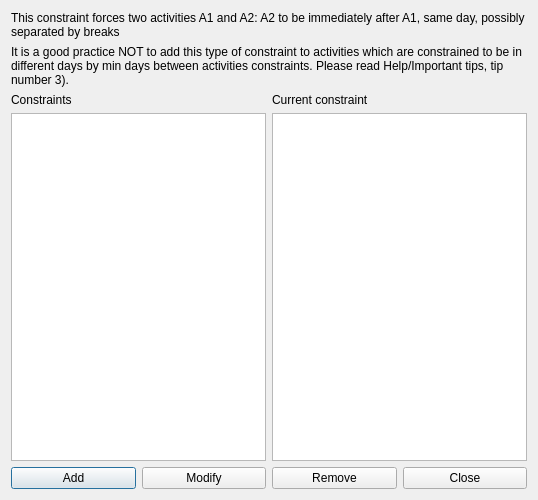
This is src/interface/constrainttwoactivitiesconsecutiveform_template.ui in karandit/fet as Qt 5 draws it before an edit. The edited form follows.
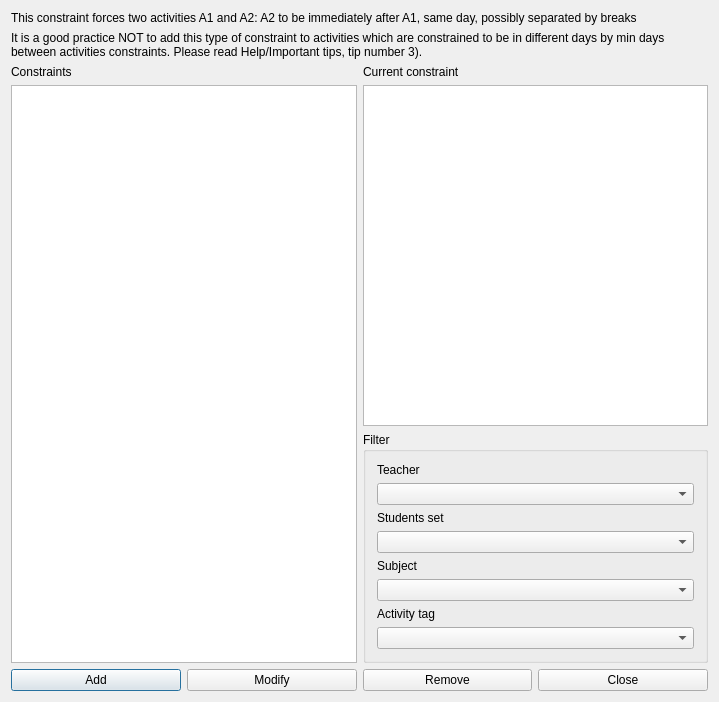
This is the edited form.

```diff
--- a/src/interface/constrainttwoactivitiesconsecutiveform_template.ui
+++ b/src/interface/constrainttwoactivitiesconsecutiveform_template.ui
@@ -6,14 +6,14 @@
    <rect>
     <x>0</x>
     <y>0</y>
-    <width>538</width>
-    <height>500</height>
+    <width>719</width>
+    <height>702</height>
    </rect>
   </property>
   <property name="windowTitle">
    <string extracomment="This is the title of the dialog in which you see the list of all constraints of this type">Constraints two activies consecutive</string>
   </property>
-  <layout class="QGridLayout" name="gridLayout">
+  <layout class="QGridLayout" name="gridLayout_2">
    <item row="0" column="0" colspan="2">
     <widget class="QLabel" name="textLabel1">
      <property name="sizePolicy">
@@ -84,6 +84,67 @@
      <item>
       <widget class="QPlainTextEdit" name="currentConstraintTextEdit"/>
      </item>
+     <item>
+      <widget class="QGroupBox" name="filterGroupBox_2">
+       <property name="title">
+        <string>Filter</string>
+       </property>
+       <layout class="QGridLayout" name="gridLayout">
+        <item row="0" column="0">
+         <widget class="QLabel" name="teachersTextLabel">
+          <property name="text">
+           <string>Teacher</string>
+          </property>
+          <property name="wordWrap">
+           <bool>false</bool>
+          </property>
+         </widget>
+        </item>
+        <item row="1" column="0">
+         <widget class="QComboBox" name="teachersComboBox"/>
+        </item>
+        <item row="2" column="0">
+         <widget class="QLabel" name="studentsTextLabel">
+          <property name="text">
+           <string>Students set</string>
+          </property>
+          <property name="wordWrap">
+           <bool>false</bool>
+          </property>
+         </widget>
+        </item>
+        <item row="3" column="0">
+         <widget class="QComboBox" name="studentsComboBox"/>
+        </item>
+        <item row="4" column="0">
+         <widget class="QLabel" name="subjectsTextLabel">
+          <property name="text">
+           <string>Subject</string>
+          </property>
+          <property name="wordWrap">
+           <bool>false</bool>
+          </property>
+         </widget>
+        </item>
+        <item row="5" column="0">
+         <widget class="QComboBox" name="subjectsComboBox"/>
+        </item>
+        <item row="6" column="0">
+         <widget class="QLabel" name="activityTagsTextLabel">
+          <property name="text">
+           <string>Activity tag</string>
+          </property>
+          <property name="wordWrap">
+           <bool>false</bool>
+          </property>
+         </widget>
+        </item>
+        <item row="7" column="0">
+         <widget class="QComboBox" name="activityTagsComboBox"/>
+        </item>
+       </layout>
+      </widget>
+     </item>
     </layout>
    </item>
    <item row="3" column="0" colspan="2">
```
